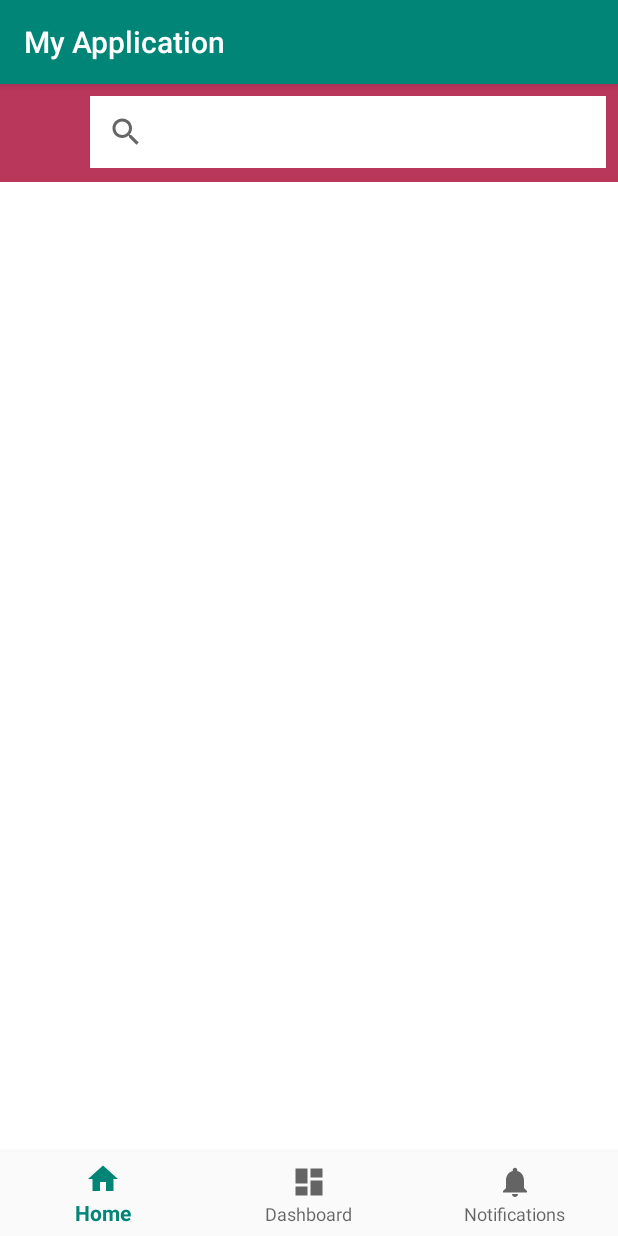
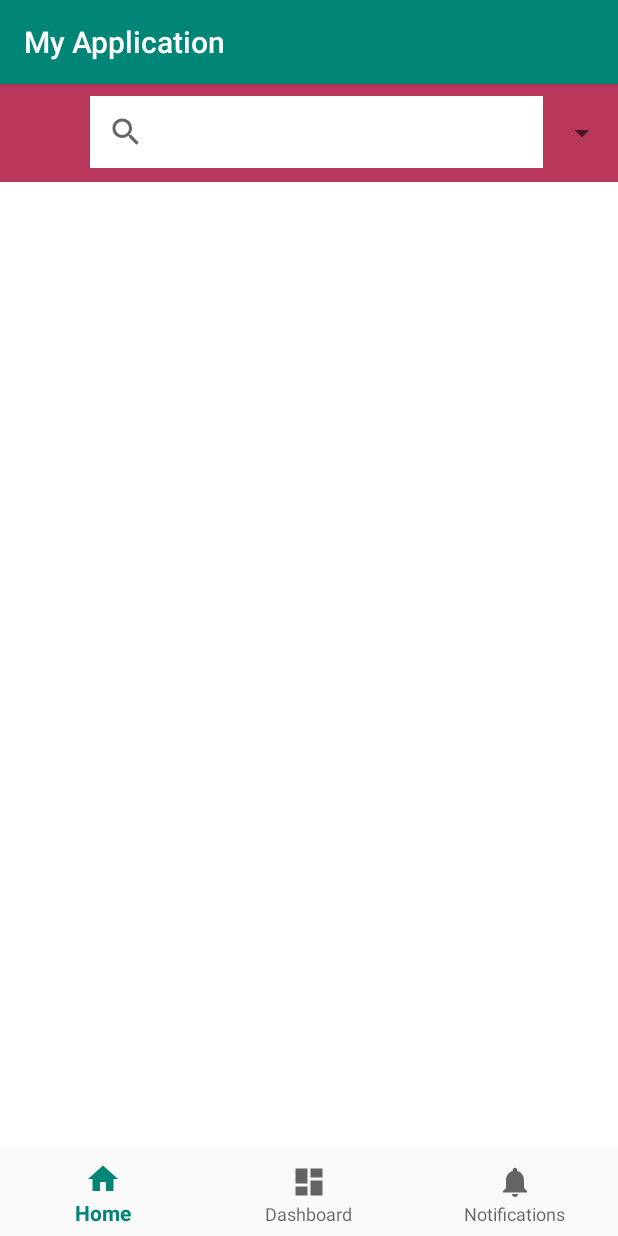
Before and after one commit to wchen-oxy/The-Blank-Dictionary, an Android app: the screen it shows after launch (MainActivity), after a tap on an icon or button, on a phone screen of 412 x 824 dp. Run offline under Robolectric (Android 15) with nearby library versions, the phone set to English and light mode, and no system bars; Roboto replaces fonts that are not available here.

Commit message:
Fixed translation button, searchview

```diff
--- a/Android/app/build.gradle
+++ b/Android/app/build.gradle
@@ -28,4 +28,5 @@ dependencies {
     androidTestImplementation 'com.android.support.test:runner:1.0.2'
     androidTestImplementation 'com.android.support.test.espresso:espresso-core:3.0.2'
 
+    implementation 'com.loopj.android:android-async-http:1.4.9'
 }
--- /dev/null
+++ b/Android/app/src/main/java/com/example/myapplication/CustomTransSpinAdaptor.java
@@ -0,0 +1,22 @@
+package com.example.myapplication;
+
+import android.content.Context;
+import android.view.View;
+import android.view.ViewGroup;
+import android.widget.ArrayAdapter;
+import android.widget.TextView;
+
+public class CustomTransSpinAdaptor<T> extends ArrayAdapter<String> {
+    public CustomTransSpinAdaptor(Context context, int textViewResourceId, String[] objects) {
+        super(context, textViewResourceId, objects);
+    }
+
+
+    @Override
+    public View getView(int position, View convertView, ViewGroup parent) {
+        View view = super.getView(position, convertView, parent);
+        TextView textView = (TextView) view.findViewById(android.R.id.text1);
+        textView.setText("");
+        return view;
+    }
+}
--- a/Android/app/src/main/java/com/example/myapplication/MainActivity.java
+++ b/Android/app/src/main/java/com/example/myapplication/MainActivity.java
@@ -49,8 +49,8 @@ public class MainActivity extends AppCompatActivity {
         BottomNavigationView navView = findViewById(R.id.nav_view);
         mTextMessage = findViewById(R.id.message);
         navView.setOnNavigationItemSelectedListener(mOnNavigationItemSelectedListener);
-        final ImageButton button = findViewById(R.id.searchButton);
-        button.setOnClickListener(new View.OnClickListener() {
+        final ImageButton mainSearchButton = findViewById(R.id.searchButton);
+        mainSearchButton.setOnClickListener(new View.OnClickListener() {
             public void onClick(View v) {
 
 //                //activity shit
@@ -64,6 +64,7 @@ public class MainActivity extends AppCompatActivity {
                 searchTransaction = fragmentManager.beginTransaction();
                 searchTransaction.addToBackStack(null);
                 searchTransaction.add(R.id.search_frag, searchFrag).commit();
+
             }
         });
     }
--- a/Android/app/src/main/java/com/example/myapplication/SearchActivity.java
+++ b/Android/app/src/main/java/com/example/myapplication/SearchActivity.java
@@ -6,9 +6,9 @@ import android.content.Intent;
 import android.os.Bundle;
 import android.support.v7.app.AppCompatActivity;
 import android.widget.Toast;
+import com.example.myapplication.SearchAdaptor;
 
 public class SearchActivity extends AppCompatActivity {
-
 
     @Override
     public void onCreate(Bundle savedInstanceState) {
@@ -19,7 +19,10 @@ public class SearchActivity extends AppCompatActivity {
         Intent intent = getIntent();
         if (Intent.ACTION_SEARCH.equals(intent.getAction())) {
             String query = intent.getStringExtra(SearchManager.QUERY);
+            System.out.println("THis is query: " + query);
+            System.out.println("This is option" + intent.getStringExtra("Translation"));
 //           TODO:implement this doMySearch(query);
+
 
         }
     }
--- a/Android/app/src/main/java/com/example/myapplication/SearchFrag.java
+++ b/Android/app/src/main/java/com/example/myapplication/SearchFrag.java
@@ -9,15 +9,21 @@ import android.support.v4.app.Fragment;
 import android.view.LayoutInflater;
 import android.view.View;
 import android.view.ViewGroup;
+import android.widget.AdapterView;
+import android.widget.ArrayAdapter;
 import android.widget.SearchView;
+import android.widget.Spinner;
 
 //external package
 
-public class SearchFrag extends Fragment {
+public class SearchFrag extends Fragment implements AdapterView.OnItemSelectedListener {
+    Intent intent;
 
     @Override
     public void onCreate(@Nullable Bundle savedInstanceState) {
         super.onCreate(savedInstanceState);
+         intent = new Intent(getActivity(),SearchActivity.class);
+
 
     }
 
@@ -28,19 +34,22 @@ public class SearchFrag extends Fragment {
     public View onCreateView(@NonNull LayoutInflater inflater, @Nullable ViewGroup container, @Nullable Bundle savedInstanceState) {
         View rootView = inflater.inflate(R.layout.adv_search, container,false);
         //You need to inflate the Fragment's view and call findViewById() on the View it returns.
-        SearchView searchView = (SearchView) rootView.findViewById(R.id.searchView);
-
+        final SearchView searchView = (SearchView) rootView.findViewById(R.id.searchView);
+        searchView.setOnClickListener(new View.OnClickListener() {
+            @Override
+            public void onClick(View v) {
+                searchView.setIconified(false);
+            }
+        });
         searchView.setOnQueryTextListener(new SearchView.OnQueryTextListener() {
 //            @Override
 //            public boolean onQueryTextSubmitted(String query) {
 //                // Called when the user submits the query.
 //                return true;
 //            }
-
             @Override
             public boolean onQueryTextSubmit(String s) {
                 System.out.println(s);
-                Intent intent = new Intent(getActivity(),SearchActivity.class);
                 intent.setAction(Intent.ACTION_SEARCH);
                 intent.putExtra(SearchManager.QUERY, s);
                 startActivity(intent);
@@ -53,10 +62,70 @@ public class SearchFrag extends Fragment {
                 return true;
             }
         });
+        return rootView;
+    }
 
-        return rootView;
+    @Override
+    public void onViewCreated(View view, @Nullable Bundle savedInstanceState) {
+        Spinner spinner = (Spinner) getView().findViewById(R.id.planets_spinner);
+
+//// Create an ArrayAdapter using the string array and a default spinner layout
+//        ArrayAdapter<CharSequence> adapter = ArrayAdapter.createFromResource(getActivity(),
+//                R.array.planets_array, android.R.layout.simple_spinner_dropdown_item);
+//// Specify the layout to use when the list of choices appears
+//        adapter.setDropDownViewResource(android.R.layout.simple_spinner_dropdown_item);
+//// Apply the adapter to the spinner
+//        spinner.setAdapter(adapter);
+
+////        Begin Custom Adaptor
+//        // Create an ArrayAdapter using the string array and a default spinner layout
+//        ArrayAdapter<CharSequence> adapter = CustomTransSpinAdaptor.createFromResource(getActivity(),
+//                R.array.planets_array, android.R.layout.simple_spinner_dropdown_item);
+//// Specify the layout to use when the list of choices appears
+//        adapter.setDropDownViewResource(android.R.layout.simple_spinner_dropdown_item);
+//// Apply the adapter to the spinner
+//        System.out.println("FRAGMENT");
+//        spinner.setAdapter(adapter);
+
+//
+//        //Begin Second Custom Adaptor
+////         Create an ArrayAdapter using the string array and a default spinner layout
+//        CustomTransSpinAdaptor<CharSequence> adapter = new CustomTransSpinAdaptor<CharSequence>(getActivity(),
+//                R.array.planets_array, android.R.layout.simple_spinner_dropdown_item);
+////        ArrayAdapter<CharSequence> adapter = CustomTransSpinAdaptor.createFromResource(getActivity(),
+////                R.array.planets_array, android.R.layout.simple_spinner_dropdown_item);
+//
+//        System.out.println("the count is " + adapter.getCount());
+////         Specify the layout to use when the list of choices appears
+//        adapter.setDropDownViewResource(android.R.layout.simple_spinner_dropdown_item);
+//
+//        spinner.setAdapter(adapter);
+
+//Begin third
+        CustomTransSpinAdaptor<String> adapter = new CustomTransSpinAdaptor<String>(getActivity(),
+                android.R.layout.simple_spinner_dropdown_item, new String[] {"Tibetan to Bhutia", "Bhutia to English"});
+        adapter.setDropDownViewResource(android.R.layout.simple_spinner_dropdown_item);
+        spinner.setAdapter(adapter);
+        spinner.setOnItemSelectedListener(this);
+
+
+    }
+
+    //Click Listeners for the Translation Option
+
+    public void onItemSelected(AdapterView<?> parent, View view,
+                               int pos, long id) {
+        // An item was selected. You can retrieve the selected item using
+         System.out.println(parent.getItemAtPosition(pos));
+         intent.putExtra("Translation", (parent.getItemAtPosition(pos).toString()));
+    }
+
+    public void onNothingSelected(AdapterView<?> parent) {
+        // Another interface callback
     }
 
 
 
+
+
 }
--- a/Android/app/src/main/res/layout/adv_search.xml
+++ b/Android/app/src/main/res/layout/adv_search.xml
@@ -9,10 +9,11 @@
     android:layout_height="match_parent"
     android:clickable="true">
     <LinearLayout
+        android:id="@+id/search_linear_layout"
         android:background="#ba375c"
         android:layout_width="0dp"
         android:layout_height="wrap_content"
-        android:orientation="vertical"
+        android:orientation="horizontal"
         app:layout_constraintEnd_toEndOf="parent"
         app:layout_constraintStart_toStartOf="parent"
         app:layout_constraintTop_toTopOf="parent">
@@ -22,15 +23,22 @@
             android:layout_width="match_parent"
             android:layout_height="wrap_content"
             android:layout_marginStart="60dp"
-            android:layout_marginEnd="8dp"
+            android:layout_marginEnd="50dp"
             android:layout_marginTop="8dp"
             android:layout_marginBottom="9dp"
             app:layout_constraintEnd_toEndOf="parent"
             app:layout_constraintStart_toStartOf="parent"
             app:layout_constraintTop_toTopOf="parent" />
 
-
     </LinearLayout>
+    <Spinner
+        android:id="@+id/planets_spinner"
+        android:layout_width="wrap_content"
+        android:layout_height="@+id/search_linear_layout"
+        app:layout_constraintEnd_toEndOf="parent"
+        app:layout_constraintTop_toTopOf="parent"
+        app:layout_constraintBottom_toBottomOf="@+id/search_linear_layout">
+    </Spinner>
 
 
 
--- a/Android/app/src/main/res/values/strings.xml
+++ b/Android/app/src/main/res/values/strings.xml
@@ -5,4 +5,15 @@
     <string name="title_notifications">Notifications</string>
     <string name="title">The Blank Dictionary</string>
     <string name="search_hint">Enter your search term here!</string>
+
+    <string-array name="planets_array">
+        <item>Mercury</item>
+        <item>Venus</item>
+        <item>Earth</item>
+        <item>Mars</item>
+        <item>Jupiter</item>
+        <item>Saturn</item>
+        <item>Uranus</item>
+        <item>Neptune</item>
+    </string-array>
 </resources>
```
Also changed, not shown: Android/app/src/main/java/com/example/myapplication/SearchAdaptor.java (added, +49 -0 lines), Android/app/src/main/java/com/example/myapplication/TranslationOption.java (added, +18 -0 lines), Android/app/src/main/res/layout/dropdown.xml (added, +8 -0 lines).
